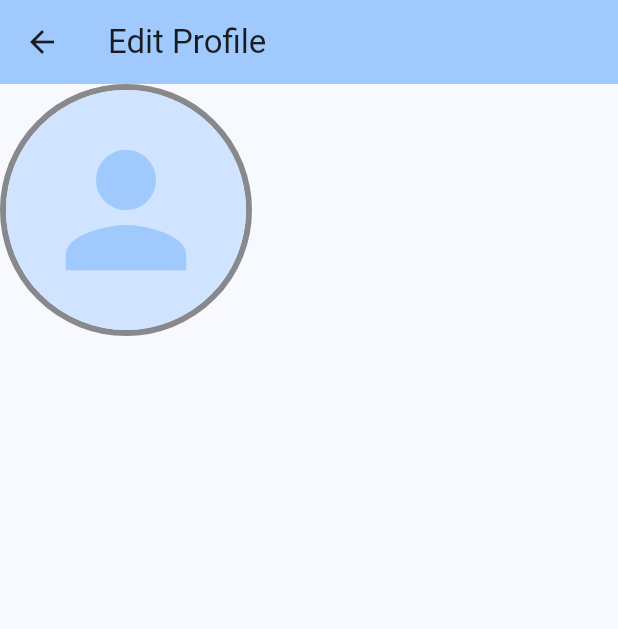
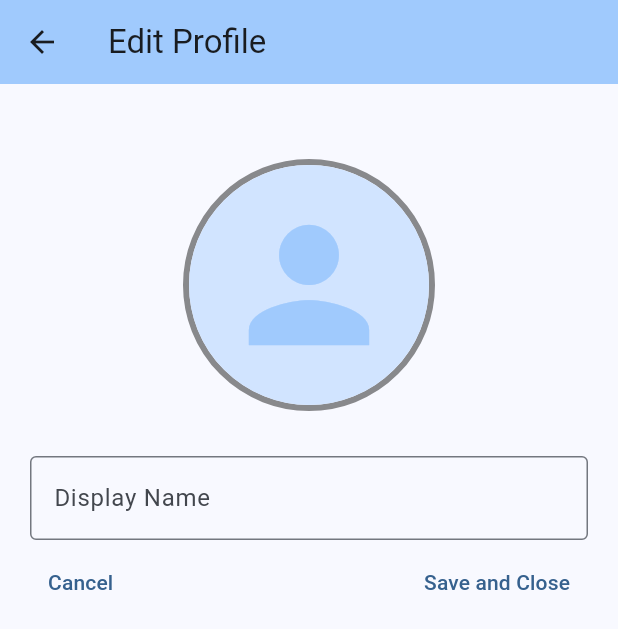
Before and after one commit to CSSE480-Fisher-Fall-2024-2025/MovieQuotes, a Flutter app: the ProfilePage screen opened directly, on a phone screen of 412 x 824 dp. Shown: the top 629 px of the screen. Run offline on Flutter 3.47's test engine with Material 3 defaults, Android fonts, the phone set to English and light mode, and no system bars; our stand-ins replace cloud_firestore, email_validator, firebase_auth, firebase_core, firebase_ui_firestore; missing offline and left inert: firebase_ui_auth, firebase_ui_oauth_google; accounts and stored records are empty.

Commit message:
UI progress on the Profile Page

```diff
--- a/moviequotes/lib/pages/profile_page.dart
+++ b/moviequotes/lib/pages/profile_page.dart
@@ -26,10 +26,10 @@ class _ProfilePageState extends State<ProfilePage> {
         setState(() {
           displayNameTextEditingController.text =
               UserDataDocumentManager.instance.displayName;
-          print(
-              "TODO: Display the name: ${UserDataDocumentManager.instance.displayName}");
-          print(
-              "TODO: Display the image: ${UserDataDocumentManager.instance.imageUrl}");
+          // print(
+          //     "TODO: Display the name: ${UserDataDocumentManager.instance.displayName}");
+          // print(
+          //     "TODO: Display the image: ${UserDataDocumentManager.instance.imageUrl}");
         });
       },
     );
@@ -48,10 +48,49 @@ class _ProfilePageState extends State<ProfilePage> {
         title: const Text("Edit Profile"),
         backgroundColor: Theme.of(context).colorScheme.inversePrimary,
       ),
-      body: Column(
-        children: [
-          ProfileImage(imageUrl: UserDataDocumentManager.instance.imageUrl),
-        ],
+      body: Padding(
+        padding: const EdgeInsets.all(20.0),
+        child: Column(
+          children: [
+            const SizedBox(
+              height: 30.0,
+            ),
+            ProfileImage(imageUrl: UserDataDocumentManager.instance.imageUrl),
+            const SizedBox(
+              height: 30.0,
+            ),
+            TextFormField(
+              controller: displayNameTextEditingController,
+              decoration: const InputDecoration(
+                border: OutlineInputBorder(),
+                labelText: "Display Name",
+                hintText: "Enter your display name",
+              ),
+            ),
+            const SizedBox(
+              height: 4.0,
+            ),
+            Row(
+              mainAxisAlignment: MainAxisAlignment.spaceBetween,
+              children: [
+                TextButton(
+                  onPressed: () {
+                    Navigator.of(context).pop();
+                  },
+                  child: const Text("Cancel"),
+                ),
+                TextButton(
+                  onPressed: () {
+                    print(
+                        "TODO: Actually save the name and most up to date image");
+                    Navigator.of(context).pop();
+                  },
+                  child: const Text("Save and Close"),
+                ),
+              ],
+            )
+          ],
+        ),
       ),
     );
   }
```
